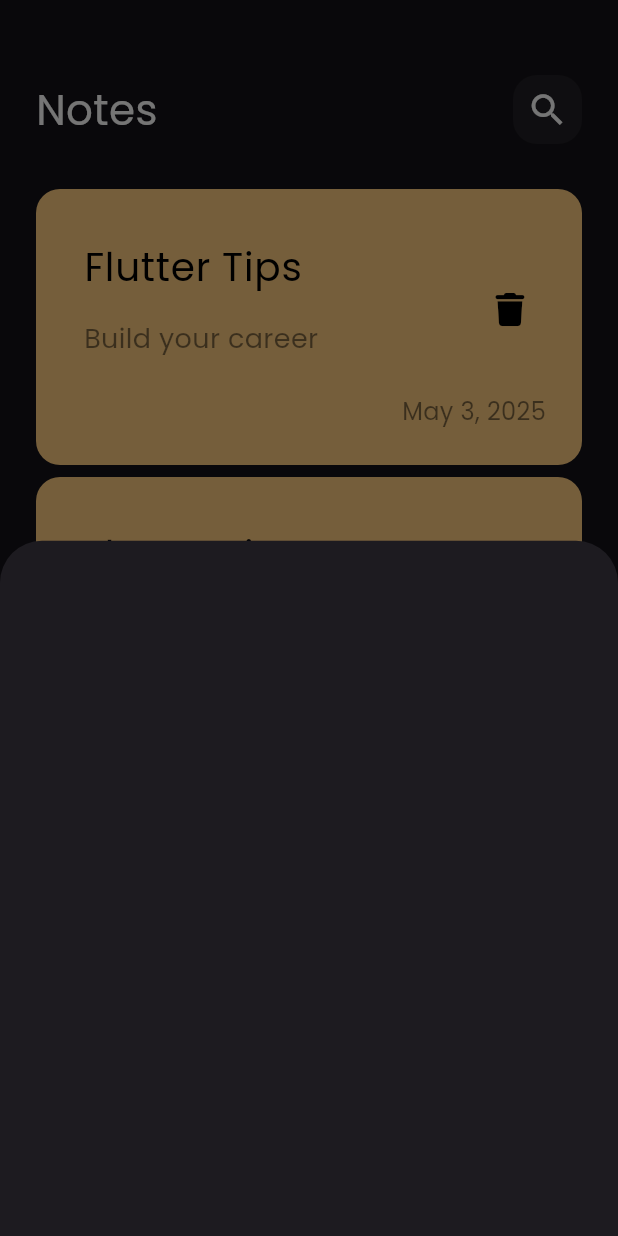
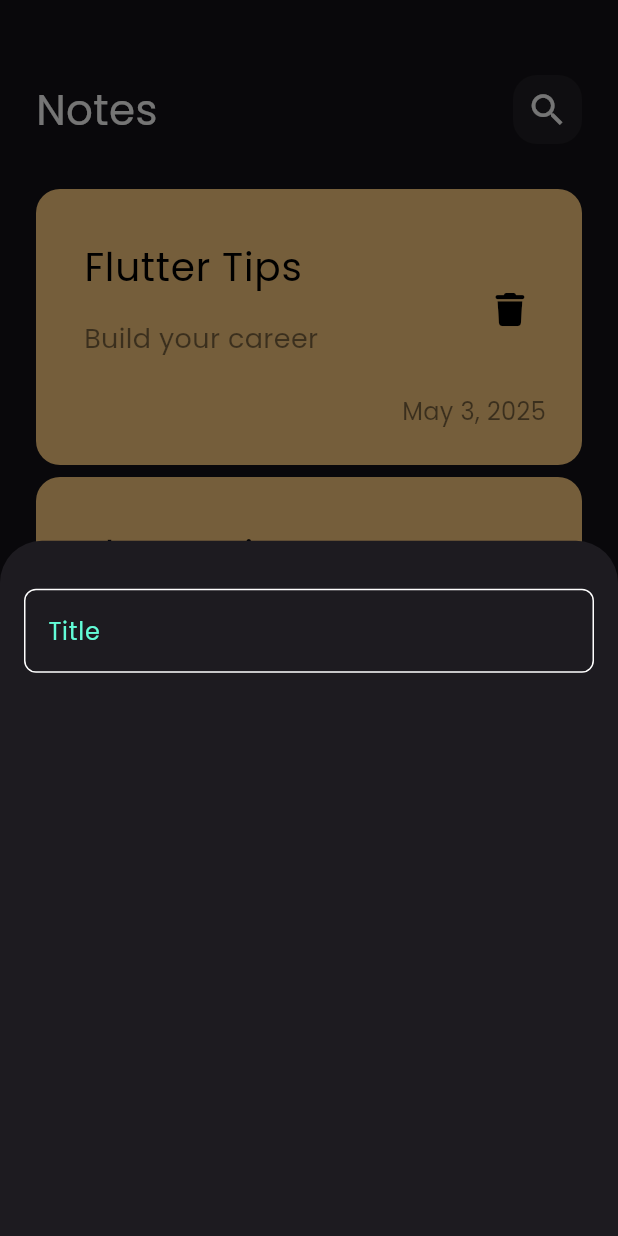
Before and after one commit to Salmamoh22/notes_app, a Flutter app: the screen it shows after launch, after a tap on the "add" icon, on a phone screen of 412 x 824 dp. Run offline on Flutter 3.47's test engine with Material 3 defaults, Android fonts, the phone set to English and light mode, and no system bars; our stand-ins replace font_awesome_flutter.

Commit message:
Create Custom Text Field

```diff
--- /dev/null
+++ b/lib/constants.dart
@@ -0,0 +1,4 @@
+import 'dart:ui';
+
+
+const kPrimaryColor = Color(0xff62FCD7);
--- a/lib/views/notes_view.dart
+++ b/lib/views/notes_view.dart
@@ -1,4 +1,5 @@
 import 'package:flutter/material.dart';
+import 'package:notes_app/constants.dart';
 import 'package:notes_app/views/widgets/add_note_bottom_sheet.dart';
 import 'package:notes_app/views/widgets/notes_view_body.dart';
 
@@ -9,6 +10,7 @@ class NotesView extends StatelessWidget {
   Widget build(BuildContext context) {
     return Scaffold(
       floatingActionButton: FloatingActionButton(
+        backgroundColor: kPrimaryColor,
         onPressed: () {
           showModalBottomSheet(
             context: context,
@@ -17,7 +19,7 @@ class NotesView extends StatelessWidget {
             },
           );
         },
-        child: const Icon(Icons.add),
+        child: const Icon(Icons.add, color: Colors.black),
       ),
       body: const NotesViewBody(),
     );
--- a/lib/views/widgets/add_note_bottom_sheet.dart
+++ b/lib/views/widgets/add_note_bottom_sheet.dart
@@ -1,10 +1,19 @@
 import 'package:flutter/material.dart';
+import 'package:notes_app/views/widgets/custom_text_field.dart';
 
 class AddNoteBottomSheet extends StatelessWidget {
   const AddNoteBottomSheet({super.key});
 
   @override
   Widget build(BuildContext context) {
-    return  Container();
+    return  Padding(
+      padding: const EdgeInsets.symmetric(horizontal: 16),
+      child: Column(
+        children: [
+          SizedBox(height: 32,),
+          CustomTextField(),
+        ],
+      ),
+    );
   }
 }
--- /dev/null
+++ b/lib/views/widgets/custom_text_field.dart
@@ -0,0 +1,27 @@
+import 'package:flutter/material.dart';
+import 'package:notes_app/constants.dart';
+
+class CustomTextField extends StatelessWidget {
+  const CustomTextField({super.key});
+
+  @override
+  Widget build(BuildContext context) {
+    return TextField(
+      cursorColor: kPrimaryColor,
+      decoration: InputDecoration(
+        hintText: 'Title',
+        hintStyle: TextStyle(color: kPrimaryColor),
+        border: buildBorder(),
+        enabledBorder: buildBorder(),
+        focusedBorder: buildBorder(kPrimaryColor),
+      ),
+    );
+  }
+
+  OutlineInputBorder buildBorder([color]) {
+    return OutlineInputBorder(
+      borderRadius: BorderRadius.circular(8),
+      borderSide: BorderSide(color: color ?? Colors.white),
+    );
+  }
+}
```
